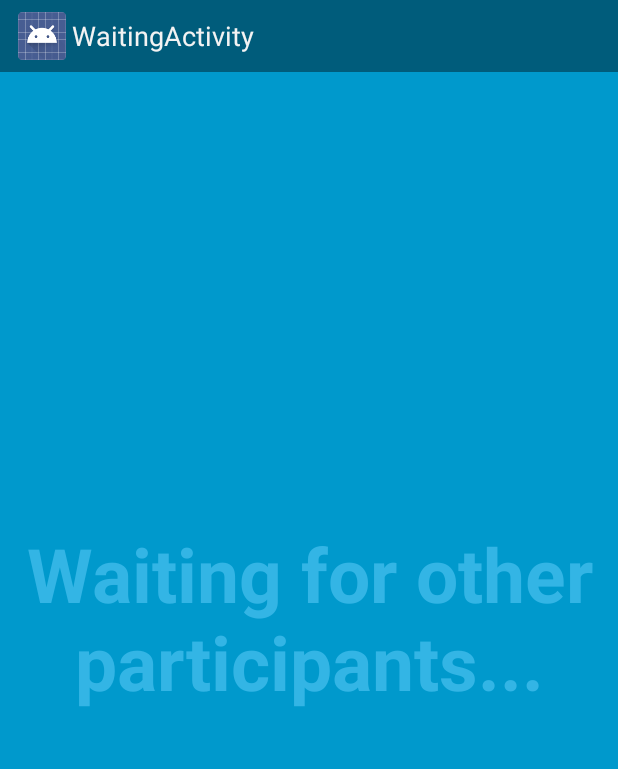
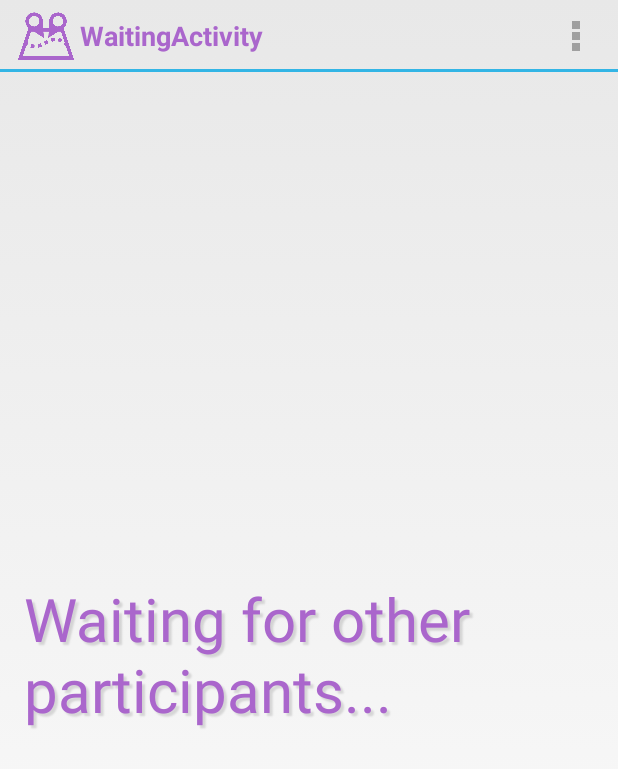
Before and after one commit to vidia/meadle-android, an Android app: the WaitingActivity screen opened directly, with no data from a screen before it, on a phone screen of 412 x 824 dp. Shown: the top 769 px of the screen. Run offline under Robolectric (Android 15) with nearby library versions, the phone set to English and light mode, and no system bars.

Commit message:
changed waiting activity to conform to UI design standard

```diff
--- a/app/src/main/AndroidManifest.xml
+++ b/app/src/main/AndroidManifest.xml
@@ -15,6 +15,16 @@
 
                 <category android:name="android.intent.category.LAUNCHER" />
             </intent-filter>
+            <intent-filter>
+                <data
+                    android:host="meadle.me"
+                    android:scheme="http" />
+
+                <category android:name="android.intent.category.DEFAULT" />
+                <category android:name="android.intent.category.BROWSABLE" />
+
+                <action android:name="android.intent.action.VIEW" />
+            </intent-filter>
         </activity>
         <activity
             android:name=".NumberPadActivity"
@@ -26,15 +36,7 @@
         </activity>
         <activity
             android:name=".WaitingActivity"
-            android:configChanges="orientation|keyboardHidden|screenSize"
-            android:label="@string/title_activity_waiting"
-            android:theme="@style/FullscreenTheme" >
-            <intent-filter>
-                <data android:scheme="http" android:host="thatisa.link"/>
-                <category android:name="android.intent.category.DEFAULT" />
-                <category android:name="android.intent.category.BROWSABLE" />
-                <action android:name="android.intent.action.VIEW" />
-            </intent-filter>
+            android:label="@string/title_activity_waiting" >
         </activity>
     </application>
 
--- a/app/src/main/java/edu/purdue/cs408/meadle/WaitingActivity.java
+++ b/app/src/main/java/edu/purdue/cs408/meadle/WaitingActivity.java
@@ -1,159 +1,36 @@
 package edu.purdue.cs408.meadle;
 
-import edu.purdue.cs408.meadle.util.SystemUiHider;
-
-import android.annotation.TargetApi;
 import android.app.Activity;
-import android.os.Build;
 import android.os.Bundle;
-import android.os.Handler;
-import android.view.MotionEvent;
-import android.view.View;
+import android.view.Menu;
+import android.view.MenuItem;
 
 
-/**
- * An example full-screen activity that shows and hides the system UI (i.e.
- * status bar and navigation/system bar) with user interaction.
- *
- * @see SystemUiHider
- */
 public class WaitingActivity extends Activity {
-    /**
-     * Whether or not the system UI should be auto-hidden after
-     * {@link #AUTO_HIDE_DELAY_MILLIS} milliseconds.
-     */
-    private static final boolean AUTO_HIDE = true;
-
-    /**
-     * If {@link #AUTO_HIDE} is set, the number of milliseconds to wait after
-     * user interaction before hiding the system UI.
-     */
-    private static final int AUTO_HIDE_DELAY_MILLIS = 3000;
-
-    /**
-     * If set, will toggle the system UI visibility upon interaction. Otherwise,
-     * will show the system UI visibility upon interaction.
-     */
-    private static final boolean TOGGLE_ON_CLICK = true;
-
-    /**
-     * The flags to pass to {@link SystemUiHider#getInstance}.
-     */
-    private static final int HIDER_FLAGS = SystemUiHider.FLAG_HIDE_NAVIGATION;
-
-    /**
-     * The instance of the {@link SystemUiHider} for this activity.
-     */
-    private SystemUiHider mSystemUiHider;
 
     @Override
     protected void onCreate(Bundle savedInstanceState) {
         super.onCreate(savedInstanceState);
+        setContentView(R.layout.activity_waiting);
+    }
 
-        setContentView(R.layout.activity_waiting);
 
-        final View controlsView = findViewById(R.id.fullscreen_content_controls);
-        final View contentView = findViewById(R.id.fullscreen_content);
-
-        // Set up an instance of SystemUiHider to control the system UI for
-        // this activity.
-        mSystemUiHider = SystemUiHider.getInstance(this, contentView, HIDER_FLAGS);
-        mSystemUiHider.setup();
-        mSystemUiHider
-                .setOnVisibilityChangeListener(new SystemUiHider.OnVisibilityChangeListener() {
-                    // Cached values.
-                    int mControlsHeight;
-                    int mShortAnimTime;
-
-                    @Override
-                    @TargetApi(Build.VERSION_CODES.HONEYCOMB_MR2)
-                    public void onVisibilityChange(boolean visible) {
-                        if (Build.VERSION.SDK_INT >= Build.VERSION_CODES.HONEYCOMB_MR2) {
-                            // If the ViewPropertyAnimator API is available
-                            // (Honeycomb MR2 and later), use it to animate the
-                            // in-layout UI controls at the bottom of the
-                            // screen.
-                            if (mControlsHeight == 0) {
-                                mControlsHeight = controlsView.getHeight();
-                            }
-                            if (mShortAnimTime == 0) {
-                                mShortAnimTime = getResources().getInteger(
-                                        android.R.integer.config_shortAnimTime);
-                            }
-                            controlsView.animate()
-                                    .translationY(visible ? 0 : mControlsHeight)
-                                    .setDuration(mShortAnimTime);
-                        } else {
-                            // If the ViewPropertyAnimator APIs aren't
-                            // available, simply show or hide the in-layout UI
-                            // controls.
-                            controlsView.setVisibility(visible ? View.VISIBLE : View.GONE);
-                        }
-
-                        if (visible && AUTO_HIDE) {
-                            // Schedule a hide().
-                            delayedHide(AUTO_HIDE_DELAY_MILLIS);
-                        }
-                    }
-                });
-
-        // Set up the user interaction to manually show or hide the system UI.
-        contentView.setOnClickListener(new View.OnClickListener() {
-            @Override
-            public void onClick(View view) {
-                if (TOGGLE_ON_CLICK) {
-                    mSystemUiHider.toggle();
-                } else {
-                    mSystemUiHider.show();
-                }
-            }
-        });
-
-        // Upon interacting with UI controls, delay any scheduled hide()
-        // operations to prevent the jarring behavior of controls going away
-        // while interacting with the UI.
+    @Override
+    public boolean onCreateOptionsMenu(Menu menu) {
+        // Inflate the menu; this adds items to the action bar if it is present.
+        getMenuInflater().inflate(R.menu.waiting, menu);
+        return true;
     }
 
     @Override
-    protected void onPostCreate(Bundle savedInstanceState) {
-        super.onPostCreate(savedInstanceState);
-
-        // Trigger the initial hide() shortly after the activity has been
-        // created, to briefly hint to the user that UI controls
-        // are available.
-        delayedHide(100);
-    }
-
-
-    /**
-     * Touch listener to use for in-layout UI controls to delay hiding the
-     * system UI. This is to prevent the jarring behavior of controls going away
-     * while interacting with activity UI.
-     */
-    View.OnTouchListener mDelayHideTouchListener = new View.OnTouchListener() {
-        @Override
-        public boolean onTouch(View view, MotionEvent motionEvent) {
-            if (AUTO_HIDE) {
-                delayedHide(AUTO_HIDE_DELAY_MILLIS);
-            }
-            return false;
+    public boolean onOptionsItemSelected(MenuItem item) {
+        // Handle action bar item clicks here. The action bar will
+        // automatically handle clicks on the Home/Up button, so long
+        // as you specify a parent activity in AndroidManifest.xml.
+        int id = item.getItemId();
+        if (id == R.id.action_settings) {
+            return true;
         }
-    };
-
-    Handler mHideHandler = new Handler();
-    Runnable mHideRunnable = new Runnable() {
-        @Override
-        public void run() {
-            mSystemUiHider.hide();
-        }
-    };
-
-    /**
-     * Schedules a call to hide() in [delay] milliseconds, canceling any
-     * previously scheduled calls.
-     */
-    private void delayedHide(int delayMillis) {
-        mHideHandler.removeCallbacks(mHideRunnable);
-        mHideHandler.postDelayed(mHideRunnable, delayMillis);
+        return super.onOptionsItemSelected(item);
     }
 }
--- a/app/src/main/res/layout/activity_waiting.xml
+++ b/app/src/main/res/layout/activity_waiting.xml
@@ -1,37 +1,23 @@
-<FrameLayout xmlns:android="http://schemas.android.com/apk/res/android"
+<RelativeLayout xmlns:android="http://schemas.android.com/apk/res/android"
     xmlns:tools="http://schemas.android.com/tools"
     android:layout_width="match_parent"
     android:layout_height="match_parent"
-    android:background="#0099cc"
+    android:paddingLeft="@dimen/activity_horizontal_margin"
+    android:paddingRight="@dimen/activity_horizontal_margin"
+    android:paddingTop="@dimen/activity_vertical_margin"
+    android:paddingBottom="@dimen/activity_vertical_margin"
     tools:context="edu.purdue.cs408.meadle.WaitingActivity">
 
-    <!-- The primary full-screen view. This can be replaced with whatever view
-         is needed to present your content, e.g. VideoView, SurfaceView,
-         TextureView, etc. -->
-    <TextView android:id="@+id/fullscreen_content"
-        android:layout_width="match_parent"
-        android:layout_height="match_parent"
-        android:keepScreenOn="true"
-        android:textColor="#33b5e5"
-        android:textStyle="bold"
-        android:textSize="50sp"
-        android:gravity="center"
-        android:text="@string/dummy_content" />
+    <TextView
+        android:layout_width="wrap_content"
+        android:layout_height="wrap_content"
+        android:layout_centerInParent="true"
+        android:text="@string/waiting_message"
+        android:shadowColor="#22000000"
+        android:shadowDx="3"
+        android:shadowDy="3"
+        android:shadowRadius="1"
+        android:textSize="40sp"
+        android:textColor="@color/purple"/>
 
-    <!-- This FrameLayout insets its children based on system windows using
-         android:fitsSystemWindows. -->
-    <FrameLayout android:layout_width="match_parent"
-        android:layout_height="match_parent"
-        android:fitsSystemWindows="true">
-
-        <LinearLayout android:id="@+id/fullscreen_content_controls"
-            style="?metaButtonBarStyle"
-            android:layout_width="match_parent"
-            android:layout_height="wrap_content"
-            android:layout_gravity="bottom|center_horizontal"
-            android:background="@color/black_overlay"
-            android:orientation="horizontal"
-            tools:ignore="UselessParent">
-        </LinearLayout>
-    </FrameLayout>
-</FrameLayout>
+</RelativeLayout>
--- /dev/null
+++ b/app/src/main/res/menu/waiting.xml
@@ -0,0 +1,8 @@
+<menu xmlns:android="http://schemas.android.com/apk/res/android"
+    xmlns:tools="http://schemas.android.com/tools"
+    tools:context="edu.purdue.cs408.meadle.WaitingActivity" >
+    <item android:id="@+id/action_settings"
+        android:title="@string/action_settings"
+        android:orderInCategory="100"
+        android:showAsAction="never" />
+</menu>
--- a/app/src/main/res/values/strings.xml
+++ b/app/src/main/res/values/strings.xml
@@ -2,9 +2,8 @@
 <resources>
 
     <string name="app_name">Meadle</string>
-    <string name="dummy_content">Waiting for other participants...</string>
+    <string name="waiting_message">Waiting for other participants...</string>
     <string name="title_activity_main">MainActivity</string>
-    <string name="hello_world">Hello world!</string>
     <string name="action_settings">Settings</string>
     <string name="action_waiting">WaitingActivity</string>
     <string name="title_activity_number_pad">Join Meadle</string>
```
Also changed, not shown: 1 other file.
